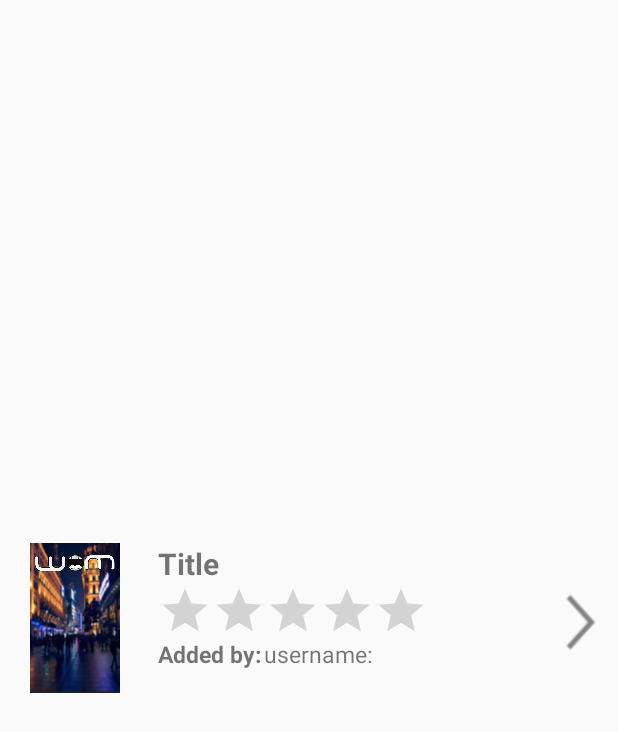
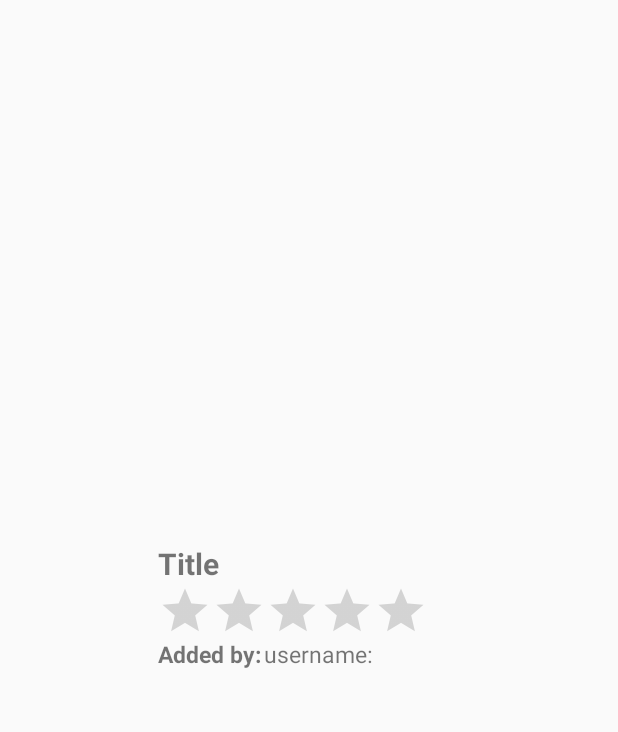
Before and after one commit to kirilhristov91/WordOfMouth, an Android app: the layout custom_item_row.xml on its own in the app's theme, with its tools: preview values and no code run, on a phone screen of 412 x 824 dp. Shown: the top 732 px of the screen. Run offline under Robolectric (Android 15) with nearby library versions, the phone set to English and light mode, and no system bars.

```diff
--- a/app/src/main/java/com/wordofmouth/Activities/BaseActivity.java
+++ b/app/src/main/java/com/wordofmouth/Activities/BaseActivity.java
@@ -102,6 +102,8 @@ public abstract class BaseActivity extends AppCompatActivity{
 
         setContentView(baseLayout);
     }
+
+    //TODO napravi go static !!!
 
     private class DrawerItemClickListener implements ListView.OnItemClickListener {
         Context context;
--- a/app/src/main/java/com/wordofmouth/Activities/CustomNotificationRowAdapter.java
+++ b/app/src/main/java/com/wordofmouth/Activities/CustomNotificationRowAdapter.java
@@ -40,7 +40,7 @@ public class CustomNotificationRowAdapter extends ArrayAdapter<String> {
 
         String msg = getItem(position);
         viewHolder.notificationText.setText(msg);
-        viewHolder.notificationImage.setImageResource(R.drawable.notification);
+        //viewHolder.notificationImage.setImageResource(R.drawable.notification);
         return convertView;
     }
 
--- a/app/src/main/res/layout/custom_item_row.xml
+++ b/app/src/main/res/layout/custom_item_row.xml
@@ -11,7 +11,6 @@
         android:id="@+id/itemImage"
         android:layout_width="100dp"
         android:layout_height="100dp"
-        android:src="@drawable/bg"
         android:layout_centerVertical="true"/>
 
     <TextView
@@ -67,15 +66,4 @@
         android:layout_alignLeft="@+id/itemTitle"
         android:layout_alignStart="@+id/itemTitle" />
 
-    <ImageView
-        android:id="@+id/forwardImage"
-        android:layout_width="50dp"
-        android:layout_height="50dp"
-        android:src="@drawable/forward"
-        android:layout_alignTop="@+id/customRowRatingBar"
-        android:layout_centerVertical="true"
-        android:layout_alignParentRight="true"
-        android:layout_alignParentEnd="true" />
-
-
 </RelativeLayout>
--- a/app/src/main/res/layout/custom_list_row.xml
+++ b/app/src/main/res/layout/custom_list_row.xml
@@ -8,7 +8,6 @@
         android:id="@+id/listImage"
         android:layout_width="100dp"
         android:layout_height="100dp"
-        android:src="@drawable/logowom"
         />
 
     <TextView
```
Also changed, not shown: app/src/main/res/drawable/about.png, app/src/main/res/drawable/add_file.png, app/src/main/res/drawable/bg.jpg, app/src/main/res/drawable/feedback.png, app/src/main/res/drawable/forward.png (deleted), app/src/main/res/drawable/home.png, app/src/main/res/drawable/itemimage.png (deleted), app/src/main/res/drawable/logout.png, app/src/main/res/drawable/logowom.png, app/src/main/res/drawable/menu.png, app/src/main/res/drawable/notification.png, app/src/main/res/drawable/profiledefault.png, app/src/main/res/drawable/rotate_left.png, app/src/main/res/drawable/rotate_right.png.
